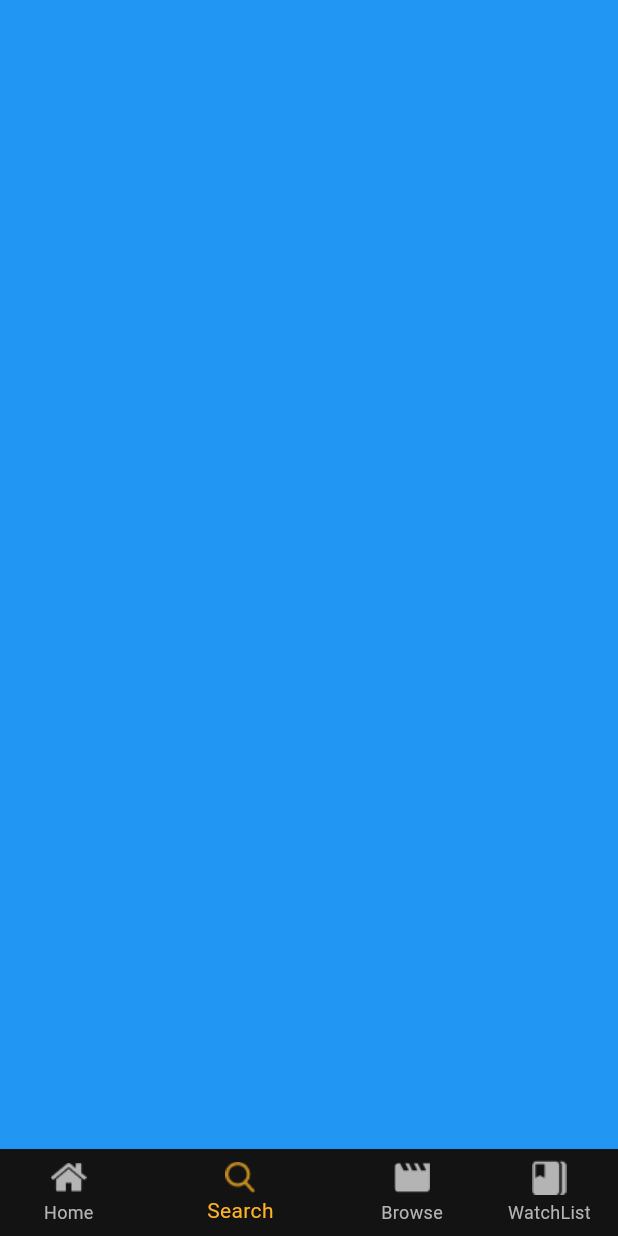
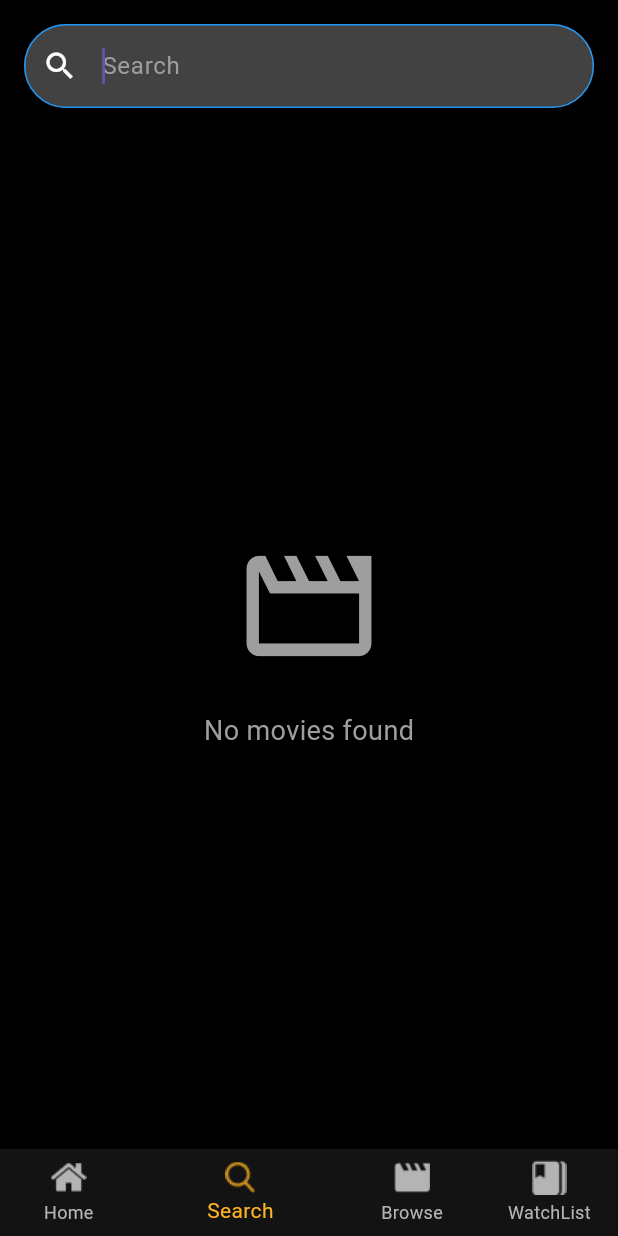
Before and after one commit to Mohanad23o/movies_App_c11, a Flutter app: the screen it shows after launch, item 2 of the bottom bar chosen, on a phone screen of 412 x 824 dp. Run offline on Flutter 3.47's test engine with Material 3 defaults, Android fonts, the light colour scheme and no system bars; our stand-ins replace cached_network_image, carousel_slider, device_preview, flutter_bloc, google_fonts, lottie; network calls fail.

Commit message:
Finished search tab ..

```diff
--- a/lib/api/api_constants.dart
+++ b/lib/api/api_constants.dart
@@ -3,6 +3,7 @@ class ApiConstants {
   static const String popularApi = '/3/movie/popular';
   static const String newReleasesApi = '/3/movie/upcoming';
   static const String topRatedApi = '/3/movie/top_rated';
+  static const String searchApi = '/3/search/movie';
   static const String apiKey = '5e6aa2b7316d4e5556078b7eb2d4e210';
 }
 /*
--- /dev/null
+++ b/lib/model/SearchMoviesResponse.dart
@@ -0,0 +1,115 @@
+class SearchMoviesResponse {
+  SearchMoviesResponse({
+    this.page,
+    this.results,
+    this.totalPages,
+    this.status_message,
+    this.status_code,
+    this.success,
+    this.totalResults,
+  });
+
+  SearchMoviesResponse.fromJson(dynamic json) {
+    page = json['page'];
+    status_message = json['status_message'];
+    status_code = json['status_code'];
+    success = json['success'];
+    if (json['results'] != null) {
+      results = [];
+      json['results'].forEach((v) {
+        results?.add(SearchResults.fromJson(v));
+      });
+    }
+    totalPages = json['total_pages'];
+    totalResults = json['total_results'];
+  }
+
+  int? page;
+  List<SearchResults>? results;
+  int? totalPages;
+  int? totalResults;
+  int? status_code;
+  String? status_message;
+  bool? success;
+
+  Map<String, dynamic> toJson() {
+    final map = <String, dynamic>{};
+    map['page'] = page;
+    if (results != null) {
+      map['results'] = results?.map((v) => v.toJson()).toList();
+    }
+    map['total_pages'] = totalPages;
+    map['total_results'] = totalResults;
+    return map;
+  }
+}
+
+class SearchResults {
+  SearchResults({
+    this.adult,
+    this.backdropPath,
+    this.genreIds,
+    this.id,
+    this.originalLanguage,
+    this.originalTitle,
+    this.overview,
+    this.popularity,
+    this.posterPath,
+    this.releaseDate,
+    this.title,
+    this.video,
+    this.voteAverage,
+    this.voteCount,
+  });
+
+  SearchResults.fromJson(dynamic json) {
+    adult = json['adult'];
+    backdropPath = json['backdrop_path'];
+    genreIds = json['genre_ids'] != null ? json['genre_ids'].cast<int>() : [];
+    id = json['id'];
+    originalLanguage = json['original_language'];
+    originalTitle = json['original_title'];
+    overview = json['overview'];
+    popularity = json['popularity'];
+    posterPath = json['poster_path'];
+    releaseDate = json['release_date'];
+    title = json['title'];
+    video = json['video'];
+    voteAverage = json['vote_average'];
+    voteCount = json['vote_count'];
+  }
+
+  bool? adult;
+  String? backdropPath;
+  List<int>? genreIds;
+  int? id;
+  String? originalLanguage;
+  String? originalTitle;
+  String? overview;
+  double? popularity;
+  String? posterPath;
+  String? releaseDate;
+  String? title;
+  bool? video;
+  double? voteAverage;
+  int? voteCount;
+
+  Map<String, dynamic> toJson() {
+    final map = <String, dynamic>{};
+    map['adult'] = adult;
+    map['backdrop_path'] = backdropPath;
+    map['genre_ids'] = genreIds;
+    map['id'] = id;
+    map['original_language'] = originalLanguage;
+    map['original_title'] = originalTitle;
+    map['overview'] = overview;
+    map['popularity'] = popularity;
+    map['poster_path'] = posterPath;
+    map['release_date'] = releaseDate;
+    map['title'] = title;
+    map['video'] = video;
+    map['vote_average'] = voteAverage;
+    map['vote_count'] = voteCount;
+    return map;
+  }
+}
--- a/lib/screens/home_screen.dart
+++ b/lib/screens/home_screen.dart
@@ -49,7 +49,7 @@ class _HomeScreenState extends State<HomeScreen> {
 
   List<Widget> tabs = [
     HomeTab(),
-    const SearchTab(),
+    SearchTab(),
     const CategoryBrowseTab(),
     const WatchListTab()
   ];
--- a/lib/tabs/home/home_tab.dart
+++ b/lib/tabs/home/home_tab.dart
@@ -36,7 +36,8 @@ class HomeTab extends StatelessWidget {
               child: Column(
                 children: [
                   if (viewModel.popularMovies != null)
-                    HomeTabTopSide(popularMoviesList: viewModel.popularMovies!),
+                    MovieBannerSlider(
+                        popularMoviesList: viewModel.popularMovies!),
                   SizedBox(
                     height: height * 0.0269058295964126,
                   ),
--- /dev/null
+++ b/lib/tabs/search/cubit/search_tab_state.dart
@@ -0,0 +1,13 @@
+abstract class SourceSearchState {}
+
+class SourceSearchLoadingState extends SourceSearchState {}
+
+class SourceSearchSuccessState extends SourceSearchState {}
+
+class SourceUnSearchSuccessState extends SourceSearchState {}
+
+class SourceSearchErrorState extends SourceSearchState {
+  String errorMessage;
+
+  SourceSearchErrorState({required this.errorMessage});
+}
--- a/lib/tabs/search/search_tab.dart
+++ b/lib/tabs/search/search_tab.dart
@@ -1,12 +1,68 @@
 import 'package:flutter/material.dart';
+import 'package:flutter_bloc/flutter_bloc.dart';
+import 'package:movies_app_c11/tabs/search/cubit/search_tab_state.dart';
+import 'package:movies_app_c11/tabs/search/cubit/search_tab_view_model.dart';
+import 'package:movies_app_c11/tabs/search/search_widget/search_widget.dart';
+import 'package:movies_app_c11/tabs/search/search_widget/unsearch_widget.dart';
 
-class SearchTab extends StatelessWidget {
-  const SearchTab({super.key});
+class SearchTab extends StatefulWidget {
+  @override
+  _SearchTabState createState() => _SearchTabState();
+}
+
+class _SearchTabState extends State<SearchTab> {
+  SearchTabViewModel viewModel = SearchTabViewModel();
 
   @override
   Widget build(BuildContext context) {
-    return Container(
-      color: Colors.blue,
+    return Scaffold(
+      backgroundColor: Colors.black,
+      body: Column(
+        children: [
+          UnsearchWidget(viewModel: viewModel),
+          Expanded(
+            child: BlocBuilder<SearchTabViewModel, SourceSearchState>(
+              bloc: viewModel,
+              builder: (context, state) {
+                if (state is SourceSearchLoadingState) {
+                  return Center(child: CircularProgressIndicator());
+                } else if (state is SourceSearchErrorState) {
+                  return Center(
+                    child: Text(
+                      'Error: ${state.errorMessage}',
+                      style: TextStyle(color: Colors.white),
+                    ),
+                  );
+                } else if (state is SourceUnSearchSuccessState) {
+                  return Center(
+                    child: Column(
+                      mainAxisAlignment: MainAxisAlignment.center,
+                      children: [
+                        Icon(
+                          Icons.movie_creation_outlined,
+                          size: 100,
+                          color: Colors.grey,
+                        ),
+                        SizedBox(height: 20),
+                        Text(
+                          'No movies found',
+                          style: TextStyle(
+                            fontSize: 18,
+                            color: Colors.grey,
+                          ),
+                        ),
+                      ],
+                    ),
+                  );
+                } else if (state is SourceSearchSuccessState) {
+                  return SearchWidget(searchResults: viewModel.searchResults);
+                }
+                return Container(); // Placeholder for initial state or error
+              },
+            ),
+          ),
+        ],
+      ),
     );
   }
 }
--- /dev/null
+++ b/lib/tabs/search/search_widget/unsearch_widget.dart
@@ -0,0 +1,36 @@
+import 'package:flutter/material.dart';
+import 'package:movies_app_c11/tabs/search/cubit/search_tab_view_model.dart';
+
+class UnsearchWidget extends StatelessWidget {
+  SearchTabViewModel viewModel;
+
+  UnsearchWidget({required this.viewModel});
+
+  @override
+  Widget build(BuildContext context) {
+    return Padding(
+      padding: const EdgeInsets.all(16.0),
+      child: TextField(
+        controller: viewModel.searchController,
+        decoration: InputDecoration(
+          hintText: "Search",
+          prefixIcon: Icon(Icons.search, color: Colors.white),
+          filled: true,
+          fillColor: Colors.grey[800],
+          enabledBorder: OutlineInputBorder(
+            borderSide: BorderSide(color: Colors.grey),
+            borderRadius: BorderRadius.circular(30),
+          ),
+          focusedBorder: OutlineInputBorder(
+            borderSide: BorderSide(color: Colors.blue),
+            borderRadius: BorderRadius.circular(30),
+          ),
+          hintStyle: TextStyle(color: Colors.grey),
+        ),
+        style: TextStyle(color: Colors.white),
+        autofocus: true,
+        onChanged: viewModel.onSearchTextChanged,
+      ),
+    );
+  }
+}
```
Also changed, not shown: lib/tabs/home/home_tab_widget/new_releases_section/new_releases_move_item.dart (+7 -7 lines), lib/tabs/home/home_tab_widget/recommended_section/recommended_move_item.dart (+8 -7 lines), lib/tabs/home/home_tab_widget/top_side_section/movie_banner_slider.dart (+8 -3 lines), lib/tabs/search/cubit/search_tab_view_model.dart (added, +50 -0 lines), lib/tabs/search/search_widget/search_widget.dart (added, +76 -0 lines).
